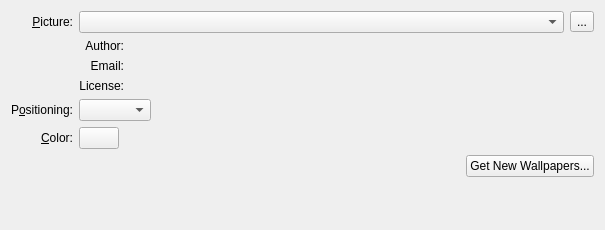
Above: plasma/wallpapers/image/imageconfig.ui from mgottschlag/kwin-tiling before the change. Below: the same form after it.
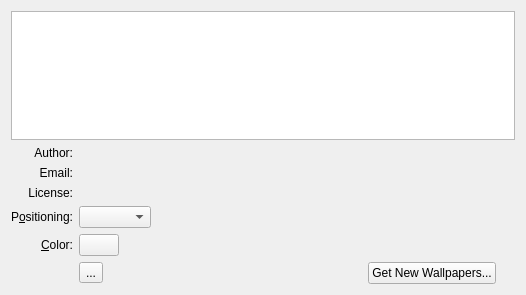
That is the form after the change. Custom widgets are drawn as their Qt base class.

Commit message: GUI: Replaced the wallpaper combobox with a QListView.

Diff of the .ui file:
```diff
--- a/plasma/wallpapers/image/imageconfig.ui
+++ b/plasma/wallpapers/image/imageconfig.ui
@@ -6,47 +6,22 @@
    <rect>
     <x>0</x>
     <y>0</y>
-    <width>605</width>
-    <height>230</height>
+    <width>512</width>
+    <height>295</height>
    </rect>
   </property>
   <layout class="QGridLayout" name="gridLayout_2">
-   <item row="0" column="0">
-    <widget class="QLabel" name="label">
-     <property name="text">
-      <string>&amp;Picture:</string>
+   <item row="0" column="0" colspan="3">
+    <widget class="QListView" name="m_view">
+     <property name="minimumSize">
+      <size>
+       <width>504</width>
+       <height>116</height>
+      </size>
      </property>
-     <property name="alignment">
-      <set>Qt::AlignRight|Qt::AlignTrailing|Qt::AlignVCenter</set>
-     </property>
-     <property name="buddy">
-      <cstring>m_view</cstring>
-     </property>
     </widget>
    </item>
-   <item row="0" column="1">
-    <widget class="QComboBox" name="m_view">
-     <property name="sizePolicy">
-      <sizepolicy hsizetype="Preferred" vsizetype="Fixed">
-       <horstretch>1</horstretch>
-       <verstretch>1</verstretch>
-      </sizepolicy>
-     </property>
-    </widget>
-   </item>
-   <item row="0" column="2">
-    <widget class="QToolButton" name="m_pictureUrlButton">
-     <property name="toolTip">
-      <string>Browse</string>
-     </property>
-     <property name="text">
-      <string>...</string>
-     </property>
-    </widget>
-   </item>
-   <item row="1" column="1" colspan="2">
-    <layout class="QGridLayout" name="gridLayout">
-     <item row="0" column="0">
+   <item row="2" column="0">
       <widget class="QLabel" name="m_authorLabel">
        <property name="text">
         <string>Author:</string>
@@ -56,7 +31,7 @@
        </property>
       </widget>
      </item>
-     <item row="0" column="1">
+   <item row="2" column="1">
       <widget class="QLabel" name="m_authorLine">
        <property name="sizePolicy">
         <sizepolicy hsizetype="Preferred" vsizetype="Fixed">
@@ -69,7 +44,20 @@
        </property>
       </widget>
      </item>
-     <item row="1" column="0">
+   <item row="8" column="2">
+    <spacer name="verticalSpacer_2">
+     <property name="orientation">
+      <enum>Qt::Vertical</enum>
+     </property>
+     <property name="sizeHint" stdset="0">
+      <size>
+       <width>13</width>
+       <height>5</height>
+      </size>
+     </property>
+    </spacer>
+   </item>
+   <item row="3" column="0">
       <widget class="QLabel" name="m_emailLabel">
        <property name="text">
         <string>Email:</string>
@@ -79,20 +67,7 @@
        </property>
       </widget>
      </item>
-     <item row="1" column="1">
-      <widget class="QLabel" name="m_emailLine">
-       <property name="sizePolicy">
-        <sizepolicy hsizetype="Preferred" vsizetype="Fixed">
-         <horstretch>0</horstretch>
-         <verstretch>0</verstretch>
-        </sizepolicy>
-       </property>
-       <property name="text">
-        <string/>
-       </property>
-      </widget>
-     </item>
-     <item row="2" column="0">
+   <item row="4" column="0">
       <widget class="QLabel" name="m_licenseLabel">
        <property name="text">
         <string>License:</string>
@@ -102,7 +77,7 @@
        </property>
       </widget>
      </item>
-     <item row="2" column="1">
+   <item row="4" column="1">
       <widget class="QLabel" name="m_licenseLine">
        <property name="sizePolicy">
         <sizepolicy hsizetype="Preferred" vsizetype="Fixed">
@@ -118,62 +93,7 @@
        </property>
       </widget>
      </item>
-    </layout>
-   </item>
-   <item row="2" column="0">
-    <widget class="QLabel" name="label_4">
-     <property name="text">
-      <string>P&amp;ositioning:</string>
-     </property>
-     <property name="alignment">
-      <set>Qt::AlignRight|Qt::AlignTrailing|Qt::AlignVCenter</set>
-     </property>
-     <property name="buddy">
-      <cstring>m_resizeMethod</cstring>
-     </property>
-    </widget>
-   </item>
-   <item row="2" column="1" colspan="2">
-    <layout class="QHBoxLayout" name="horizontalLayout">
-     <item>
-      <widget class="QComboBox" name="m_resizeMethod">
-       <property name="sizePolicy">
-        <sizepolicy hsizetype="Preferred" vsizetype="Fixed">
-         <horstretch>0</horstretch>
-         <verstretch>0</verstretch>
-        </sizepolicy>
-       </property>
-      </widget>
-     </item>
-     <item>
-      <spacer name="spacer_2">
-       <property name="orientation">
-        <enum>Qt::Horizontal</enum>
-       </property>
-       <property name="sizeHint" stdset="0">
-        <size>
-         <width>187</width>
-         <height>17</height>
-        </size>
-       </property>
-      </spacer>
-     </item>
-    </layout>
-   </item>
-   <item row="3" column="0">
-    <widget class="QLabel" name="label_5">
-     <property name="text">
-      <string>&amp;Color:</string>
-     </property>
-     <property name="alignment">
-      <set>Qt::AlignRight|Qt::AlignTrailing|Qt::AlignVCenter</set>
-     </property>
-     <property name="buddy">
-      <cstring>m_color</cstring>
-     </property>
-    </widget>
-   </item>
-   <item row="3" column="1" colspan="2">
+   <item row="6" column="1">
     <layout class="QHBoxLayout" name="horizontalLayout_2">
      <item>
       <widget class="KColorButton" name="m_color">
@@ -214,8 +134,31 @@
      </item>
     </layout>
    </item>
-   <item row="4" column="1" colspan="2">
+   <item row="3" column="1">
+    <widget class="QLabel" name="m_emailLine">
+     <property name="sizePolicy">
+      <sizepolicy hsizetype="Preferred" vsizetype="Fixed">
+       <horstretch>0</horstretch>
+       <verstretch>0</verstretch>
+      </sizepolicy>
+     </property>
+     <property name="text">
+      <string/>
+     </property>
+    </widget>
+   </item>
+   <item row="7" column="1">
     <layout class="QHBoxLayout" name="horizontalLayout_3">
+     <item>
+      <widget class="QToolButton" name="m_pictureUrlButton">
+       <property name="toolTip">
+        <string>Browse</string>
+       </property>
+       <property name="text">
+        <string>...</string>
+       </property>
+      </widget>
+     </item>
      <item>
       <spacer name="horizontalSpacer">
        <property name="orientation">
@@ -242,17 +185,57 @@
     </layout>
    </item>
    <item row="5" column="1">
-    <spacer name="verticalSpacer_2">
+    <layout class="QHBoxLayout" name="horizontalLayout">
+     <item>
+      <widget class="QComboBox" name="m_resizeMethod">
+       <property name="sizePolicy">
+        <sizepolicy hsizetype="Preferred" vsizetype="Fixed">
+         <horstretch>0</horstretch>
+         <verstretch>0</verstretch>
+        </sizepolicy>
+       </property>
+      </widget>
+     </item>
+     <item>
+      <spacer name="spacer_2">
      <property name="orientation">
-      <enum>Qt::Vertical</enum>
+        <enum>Qt::Horizontal</enum>
      </property>
      <property name="sizeHint" stdset="0">
       <size>
-       <width>13</width>
-       <height>5</height>
+         <width>187</width>
+         <height>17</height>
       </size>
      </property>
     </spacer>
+     </item>
+    </layout>
+   </item>
+   <item row="6" column="0">
+    <widget class="QLabel" name="m_colorLabel">
+     <property name="text">
+      <string>&amp;Color:</string>
+     </property>
+     <property name="alignment">
+      <set>Qt::AlignRight|Qt::AlignTrailing|Qt::AlignVCenter</set>
+     </property>
+     <property name="buddy">
+      <cstring>m_color</cstring>
+     </property>
+    </widget>
+   </item>
+   <item row="5" column="0">
+    <widget class="QLabel" name="m_positioningLabel">
+     <property name="text">
+      <string>P&amp;ositioning:</string>
+     </property>
+     <property name="alignment">
+      <set>Qt::AlignRight|Qt::AlignTrailing|Qt::AlignVCenter</set>
+     </property>
+     <property name="buddy">
+      <cstring>m_resizeMethod</cstring>
+     </property>
+    </widget>
    </item>
   </layout>
  </widget>
```
Lines whose indentation alone changed are shown as unchanged. The commit also changes 4 other files.
